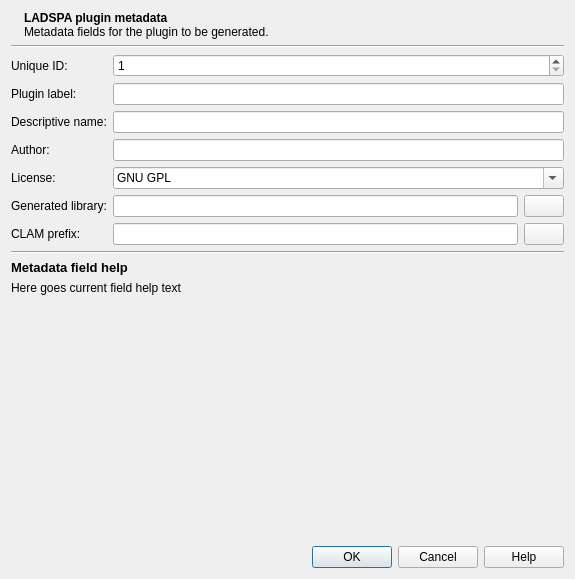
This is NetworkEditor/src/LadspaMetadataEditor.ui in clam-project/clam as Qt 5 draws it before an edit. The edited form follows.
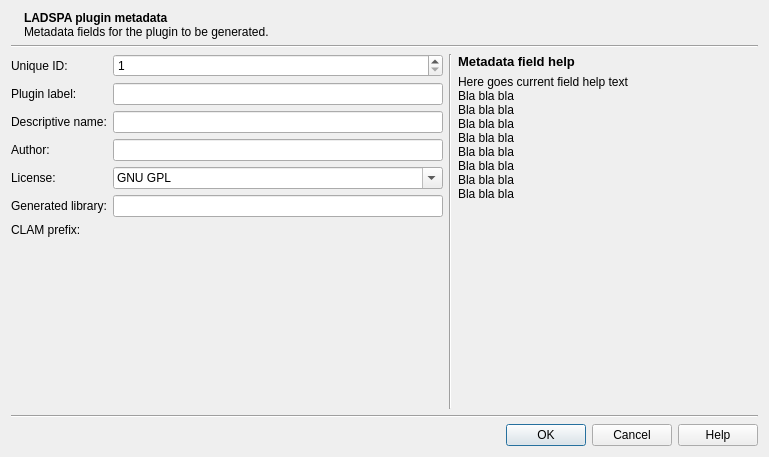
This is the edited form. Icons and pictures are not drawn. Custom widgets are drawn as their Qt base class.

Commit message: * LadspaMetadataEditor: clamPrefix is a QFileLineEdit  * LadspaMetadataEditor: Field help placed on the right  * QFileLineEdit: set the QLineEdit as focus proxy  * QFileLineEdit: (kludge) added a method to propagate the whatsThis property to the childs by hand

What changed in the file:
```diff
--- a/NetworkEditor/src/LadspaMetadataEditor.ui
+++ b/NetworkEditor/src/LadspaMetadataEditor.ui
@@ -6,8 +6,8 @@
    <rect>
     <x>0</x>
     <y>0</y>
-    <width>575</width>
-    <height>579</height>
+    <width>769</width>
+    <height>457</height>
    </rect>
   </property>
   <property name="windowTitle" >
@@ -84,11 +84,13 @@
     </widget>
    </item>
    <item>
+    <layout class="QHBoxLayout" name="horizontalLayout_2" >
+     <item>
     <layout class="QFormLayout" name="formLayout" >
-     <property name="fieldGrowthPolicy" >
-      <enum>QFormLayout::AllNonFixedFieldsGrow</enum>
-     </property>
-     <item row="1" column="0" >
+       <property name="rowWrapPolicy" >
+        <enum>QFormLayout::WrapLongRows</enum>
+       </property>
+       <item row="0" column="0" >
       <widget class="QLabel" name="label_5" >
        <property name="text" >
         <string>Unique ID:</string>
@@ -98,7 +100,7 @@
        </property>
       </widget>
      </item>
-     <item row="1" column="1" >
+       <item row="0" column="1" >
       <widget class="QSpinBox" name="ladspaUniqueId" >
        <property name="whatsThis" >
         <string>The unique id is a number that indentifies the plugin uniquely world wide.</string>
@@ -111,7 +113,7 @@
        </property>
       </widget>
      </item>
-     <item row="2" column="0" >
+       <item row="1" column="0" >
       <widget class="QLabel" name="label" >
        <property name="text" >
         <string>Plugin label:</string>
@@ -121,7 +123,7 @@
        </property>
       </widget>
      </item>
-     <item row="2" column="1" >
+       <item row="1" column="1" >
       <widget class="QLineEdit" name="ladspaLabel" >
        <property name="whatsThis" >
         <string>The plugin label is a mnemonic identifier that can be used in conjuction with the library name instead of using the numeric id. No spaces are allowed in the label. The convention is to add an increasing number at the end for different incompatible versions of the same plugin.
@@ -129,7 +131,7 @@
        </property>
       </widget>
      </item>
-     <item row="3" column="0" >
+       <item row="2" column="0" >
       <widget class="QLabel" name="label_2" >
        <property name="text" >
         <string>Descriptive name:</string>
@@ -139,7 +141,7 @@
        </property>
       </widget>
      </item>
-     <item row="3" column="1" >
+       <item row="2" column="1" >
       <widget class="QLineEdit" name="ladspaName" >
        <property name="toolTip" >
         <string>This is the descriptive name that the host application will display to the final user.</string>
@@ -150,7 +152,7 @@
        </property>
       </widget>
      </item>
-     <item row="4" column="0" >
+       <item row="3" column="0" >
       <widget class="QLabel" name="label_3" >
        <property name="text" >
         <string>Author:</string>
@@ -160,7 +162,7 @@
        </property>
       </widget>
      </item>
-     <item row="4" column="1" >
+       <item row="3" column="1" >
       <widget class="QLineEdit" name="ladspaMaker" >
        <property name="whatsThis" >
         <string>The author (maker) is the name of the maker of the plugin. The convention is to specify both the name and a contact email enclosed in angles.
@@ -168,7 +170,7 @@
        </property>
       </widget>
      </item>
-     <item row="5" column="0" >
+       <item row="4" column="0" >
       <widget class="QLabel" name="label_4" >
        <property name="text" >
         <string>License:</string>
@@ -178,7 +180,7 @@
        </property>
       </widget>
      </item>
-     <item row="5" column="1" >
+       <item row="4" column="1" >
       <widget class="QComboBox" name="ladspaCopyright" >
        <property name="whatsThis" >
         <string>This is the license (copyright) of the Plugin. Since the plugin links against CLAM, that is GPL, you have to choose a GPL compatible license.
@@ -199,7 +201,7 @@
        </item>
       </widget>
      </item>
-     <item row="7" column="0" >
+       <item row="5" column="0" >
       <widget class="QLabel" name="label_8" >
        <property name="text" >
         <string>Generated library:</string>
@@ -209,36 +211,25 @@
        </property>
       </widget>
      </item>
-     <item row="7" column="1" >
-      <layout class="QHBoxLayout" name="horizontalLayout_2" >
-       <item>
+       <item row="5" column="1" >
         <widget class="QLineEdit" name="ladspaLibrary" >
          <property name="whatsThis" >
-          <string>This field is not metadata but a chooser for the target library file you want to generate. Click on the side button to choose a location.</string>
+          <string>This field is not metadata but a chooser for the target library file name you want to generate. Click on the side button to choose a location.</string>
          </property>
         </widget>
        </item>
-       <item>
-        <widget class="QPushButton" name="browseLadspaLibrary" >
-         <property name="icon" >
-          <iconset resource="images.qrc" >
-           <normaloff>:/icons/images/fileopen.png</normaloff>:/icons/images/fileopen.png</iconset>
-         </property>
-        </widget>
-       </item>
-      </layout>
-     </item>
-     <item row="8" column="0" >
+       <item row="6" column="0" >
       <widget class="QLabel" name="label_12" >
        <property name="text" >
         <string>CLAM prefix:</string>
        </property>
       </widget>
      </item>
-     <item row="8" column="1" >
-      <layout class="QHBoxLayout" name="horizontalLayout_3" >
-       <item>
-        <widget class="QLineEdit" name="clamPrefix" >
+       <item row="6" column="1" >
+        <widget class="QFileLineEdit" native="1" name="clamPrefix" >
+         <property name="focusPolicy" >
+          <enum>Qt::WheelFocus</enum>
+         </property>
          <property name="whatsThis" >
           <string>The prefix where the CLAM libraries have been installed. Common paths are: /usr or /usr/local in Linux/Unix/MacOs and c:/MinGW/local in windows.
 
@@ -246,22 +237,12 @@
          </property>
         </widget>
        </item>
-       <item>
-        <widget class="QPushButton" name="browseClamPrefix" >
-         <property name="icon" >
-          <iconset resource="images.qrc" >
-           <normaloff>:/icons/images/fileopen.png</normaloff>:/icons/images/fileopen.png</iconset>
-         </property>
-        </widget>
-       </item>
-      </layout>
-     </item>
     </layout>
    </item>
    <item>
     <widget class="Line" name="line" >
      <property name="orientation" >
-      <enum>Qt::Horizontal</enum>
+        <enum>Qt::Vertical</enum>
      </property>
     </widget>
    </item>
@@ -279,15 +260,36 @@
       </widget>
      </item>
      <item>
-      <widget class="FocusPropertyFollower" name="label_10" >
+        <widget class="FocusPropertyFollower" name="fieldHelp" >
        <property name="sizePolicy" >
         <sizepolicy vsizetype="MinimumExpanding" hsizetype="Preferred" >
          <horstretch>0</horstretch>
          <verstretch>0</verstretch>
         </sizepolicy>
        </property>
+         <property name="minimumSize" >
+          <size>
+           <width>300</width>
+           <height>0</height>
+          </size>
+         </property>
+         <property name="maximumSize" >
+          <size>
+           <width>300</width>
+           <height>16777215</height>
+          </size>
+         </property>
        <property name="text" >
-        <string>Here goes current field help text</string>
+          <string>Here goes current field help text
+Bla bla bla
+Bla bla bla
+Bla bla bla
+Bla bla bla
+Bla bla bla
+Bla bla bla
+Bla bla bla
+Bla bla bla
+</string>
        </property>
        <property name="alignment" >
         <set>Qt::AlignLeading|Qt::AlignLeft|Qt::AlignTop</set>
@@ -298,6 +300,15 @@
       </widget>
      </item>
     </layout>
+     </item>
+    </layout>
+   </item>
+   <item>
+    <widget class="Line" name="line_3" >
+     <property name="orientation" >
+      <enum>Qt::Horizontal</enum>
+     </property>
+    </widget>
    </item>
    <item>
     <widget class="QDialogButtonBox" name="buttonBox" >
@@ -317,6 +328,12 @@
    <extends>QLabel</extends>
    <header>FocusPropertyFollower.hxx</header>
   </customwidget>
+  <customwidget>
+   <class>QFileLineEdit</class>
+   <extends>QWidget</extends>
+   <header>QFileLineEdit.hxx</header>
+   <container>1</container>
+  </customwidget>
  </customwidgets>
  <tabstops>
   <tabstop>ladspaUniqueId</tabstop>
```
Left out of the diff: 2 changed lines with no effect on the pictures. Lines whose indentation alone changed are shown as unchanged. The commit also changes 3 other files.
